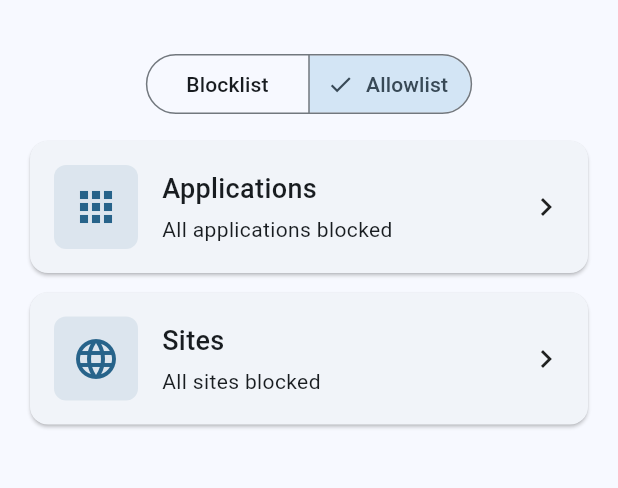
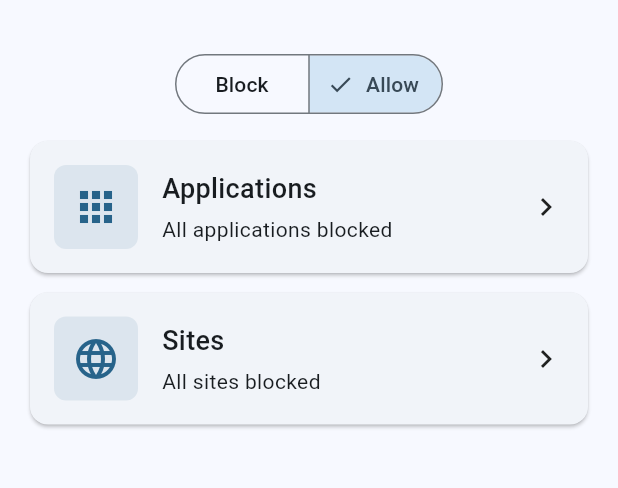
Before and after one commit to feznyng/Routine, a Flutter app: the BlockListPage screen opened directly with empty values, on a phone screen of 412 x 824 dp, the part 180-668 px from its top. Run offline on Flutter 3.47's test engine with Material 3 defaults, Android fonts, the phone set to English and light mode, and no system bars; our stand-ins replace package_info_plus; missing offline and left inert: cron, launch_at_startup, tray_manager, window_manager; statements that could not run were skipped.

Commit message:
further renames

```diff
--- a/lib/desktop_service.dart
+++ b/lib/desktop_service.dart
@@ -113,7 +113,7 @@ class DesktopService {
     for (final Routine routine in manager.routines) {
       if (routine.isActive()) {
         final Group blockList = manager.findBlockList(routine.blockId)!;
-        (blockList.allowList ? activeAllowLists : activeBlockLists).add(blockList);
+        (blockList.allow ? activeAllowLists : activeBlockLists).add(blockList);
       }
     }
 
--- a/lib/group.dart
+++ b/lib/group.dart
@@ -26,7 +26,7 @@ class Group {
   String? get name => _name;
   List<String> get apps => List.unmodifiable(_apps);
   List<String> get sites => List.unmodifiable(_sites);
-  bool get allowList => _allowList;
+  bool get allow => _allowList;
 
   // Create a new BlockList with updated values
   Group copyWith({
--- a/lib/widgets/block_list_page.dart
+++ b/lib/widgets/block_group_page.dart
@@ -144,11 +144,11 @@ class _BlockListPageState extends State<BlockListPage> {
                         segments: const [
                           ButtonSegment<bool>(
                             value: true,
-                            label: Text('Blocklist'),
+                            label: Text('Block'),
                           ),
                           ButtonSegment<bool>(
                             value: false,
-                            label: Text('Allowlist'),
+                            label: Text('Allow'),
                           ),
                         ],
                         selected: {widget.blockSelected},
--- a/lib/widgets/routine_dialog.dart
+++ b/lib/widgets/routine_dialog.dart
@@ -3,7 +3,7 @@ import '../routine.dart';
 import '../condition.dart';
 import '../group.dart';
 import '../manager.dart';
-import 'block_list_page.dart';
+import 'block_group_page.dart';
 import 'package:uuid/uuid.dart';
 
 class RoutineDialog extends StatefulWidget {
@@ -63,7 +63,7 @@ class _RoutineDialogState extends State<RoutineDialog> {
       final blockList = Manager().findBlockList(_blockListId!)!;
       _selectedApps = List.from(blockList.apps);
       _selectedSites = List.from(blockList.sites);
-      _blockSelected = !blockList.allowList;
+      _blockSelected = !blockList.allow;
     }
 
     _nameController.addListener(_validateRoutine);
@@ -98,7 +98,7 @@ class _RoutineDialogState extends State<RoutineDialog> {
         _selectedSites.every((site) => currentBlockList.sites.contains(site));
 
     bool blockModeEqual = currentBlockList != null &&
-        _blockSelected == !currentBlockList.allowList;
+        _blockSelected == !currentBlockList.allow;
 
     setState(() {
       _hasChanges = _nameController.text != widget.routine.name ||
--- a/lib/widgets/routine_page.dart
+++ b/lib/widgets/routine_page.dart
@@ -3,7 +3,7 @@ import '../routine.dart';
 import '../condition.dart';
 import '../group.dart';
 import '../manager.dart';
-import 'block_list_page.dart';
+import 'block_group_page.dart';
 import 'package:uuid/uuid.dart';
 
 class RoutinePage extends StatefulWidget {
@@ -62,7 +62,7 @@ class _RoutinePageState extends State<RoutinePage> {
       final blockList = Manager().findBlockList(_blockListId!)!;
       _selectedApps = List.from(blockList.apps);
       _selectedSites = List.from(blockList.sites);
-      _blockSelected = !blockList.allowList;
+      _blockSelected = !blockList.allow;
     }
 
     _nameController.addListener(_validateRoutine);
@@ -96,7 +96,7 @@ class _RoutinePageState extends State<RoutinePage> {
         _selectedSites.every((site) => currentBlockList.sites.contains(site));
 
     bool blockModeEqual = currentBlockList != null &&
-        _blockSelected == !currentBlockList.allowList;
+        _blockSelected == !currentBlockList.allow;
 
     setState(() {
       _hasChanges = _nameController.text != widget.routine.name ||
```
Also changed, not shown: lib/widgets/block_lists_dialog.dart (deleted, +0 -176 lines).
